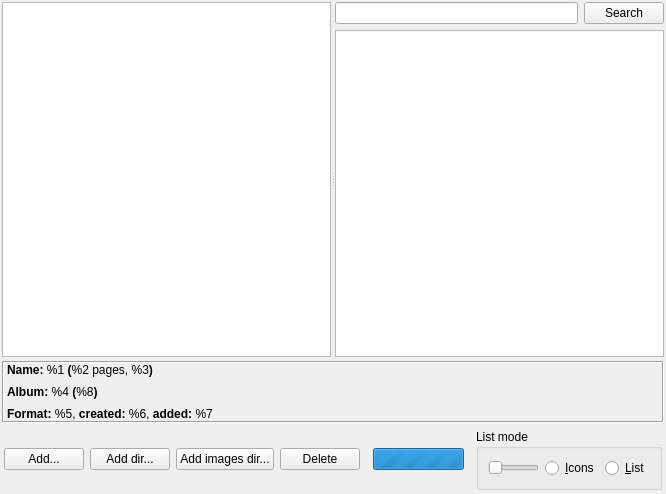
Old version of the form zsearchtab.ui in the repository kernel1024/qmanga.
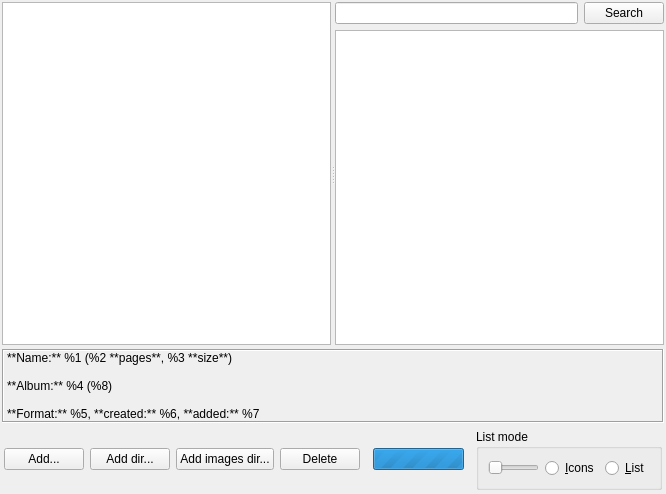
New version of the form. Custom widgets are drawn as their Qt base class.

Diff of the .ui file:
```diff
--- a/zsearchtab.ui
+++ b/zsearchtab.ui
@@ -181,16 +181,14 @@
       <enum>QFrame::Sunken</enum>
      </property>
      <property name="text">
-      <string>&lt;!DOCTYPE HTML PUBLIC &quot;-//W3C//DTD HTML 4.0//EN&quot; &quot;http://www.w3.org/TR/REC-html40/strict.dtd&quot;&gt;
-&lt;html&gt;&lt;head&gt;&lt;meta name=&quot;qrichtext&quot; content=&quot;1&quot; /&gt;&lt;style type=&quot;text/css&quot;&gt;
-p, li { white-space: pre-wrap; }
-&lt;/style&gt;&lt;/head&gt;&lt;body style=&quot; font-family:'Verdana'; font-size:10pt; font-weight:400; font-style:normal;&quot;&gt;
-&lt;p style=&quot; margin-top:0px; margin-bottom:0px; margin-left:0px; margin-right:0px; -qt-block-indent:0; text-indent:0px;&quot;&gt;&lt;span style=&quot; font-size:9pt; font-weight:600;&quot;&gt;Name:&lt;/span&gt;&lt;span style=&quot; font-size:9pt;&quot;&gt; %1 &lt;/span&gt;&lt;span style=&quot; font-size:9pt; font-weight:600;&quot;&gt;(&lt;/span&gt;&lt;span style=&quot; font-size:9pt;&quot;&gt;%2 pages, %3&lt;/span&gt;&lt;span style=&quot; font-size:9pt; font-weight:600;&quot;&gt;)&lt;/span&gt;&lt;/p&gt;
-&lt;p style=&quot; margin-top:8px; margin-bottom:0px; margin-left:0px; margin-right:0px; -qt-block-indent:0; text-indent:0px;&quot;&gt;&lt;span style=&quot; font-size:9pt; font-weight:600;&quot;&gt;Album:&lt;/span&gt;&lt;span style=&quot; font-size:9pt;&quot;&gt; %4 &lt;/span&gt;&lt;span style=&quot; font-size:9pt; font-weight:600;&quot;&gt;(&lt;/span&gt;&lt;span style=&quot; font-size:9pt;&quot;&gt;%8&lt;/span&gt;&lt;span style=&quot; font-size:9pt; font-weight:600;&quot;&gt;)&lt;/span&gt;&lt;/p&gt;
-&lt;p style=&quot; margin-top:8px; margin-bottom:0px; margin-left:0px; margin-right:0px; -qt-block-indent:0; text-indent:0px;&quot;&gt;&lt;span style=&quot; font-size:9pt; font-weight:600;&quot;&gt;Format:&lt;/span&gt;&lt;span style=&quot; font-size:9pt;&quot;&gt; %5, &lt;/span&gt;&lt;span style=&quot; font-size:9pt; font-weight:600;&quot;&gt;created:&lt;/span&gt;&lt;span style=&quot; font-size:9pt;&quot;&gt; %6, &lt;/span&gt;&lt;span style=&quot; font-size:9pt; font-weight:600;&quot;&gt;added:&lt;/span&gt;&lt;span style=&quot; font-size:9pt;&quot;&gt; %7 &lt;/span&gt;&lt;/p&gt;&lt;/body&gt;&lt;/html&gt;</string>
+      <string>**Name:** %1 (%2 **pages**, %3 **size**)
+
+**Album:** %4 (%8)
+
+**Format:** %5, **created:** %6, **added:** %7</string>
      </property>
      <property name="textFormat">
-      <enum>Qt::RichText</enum>
+      <enum>Qt::MarkdownText</enum>
      </property>
      <property name="wordWrap">
       <bool>false</bool>
```
